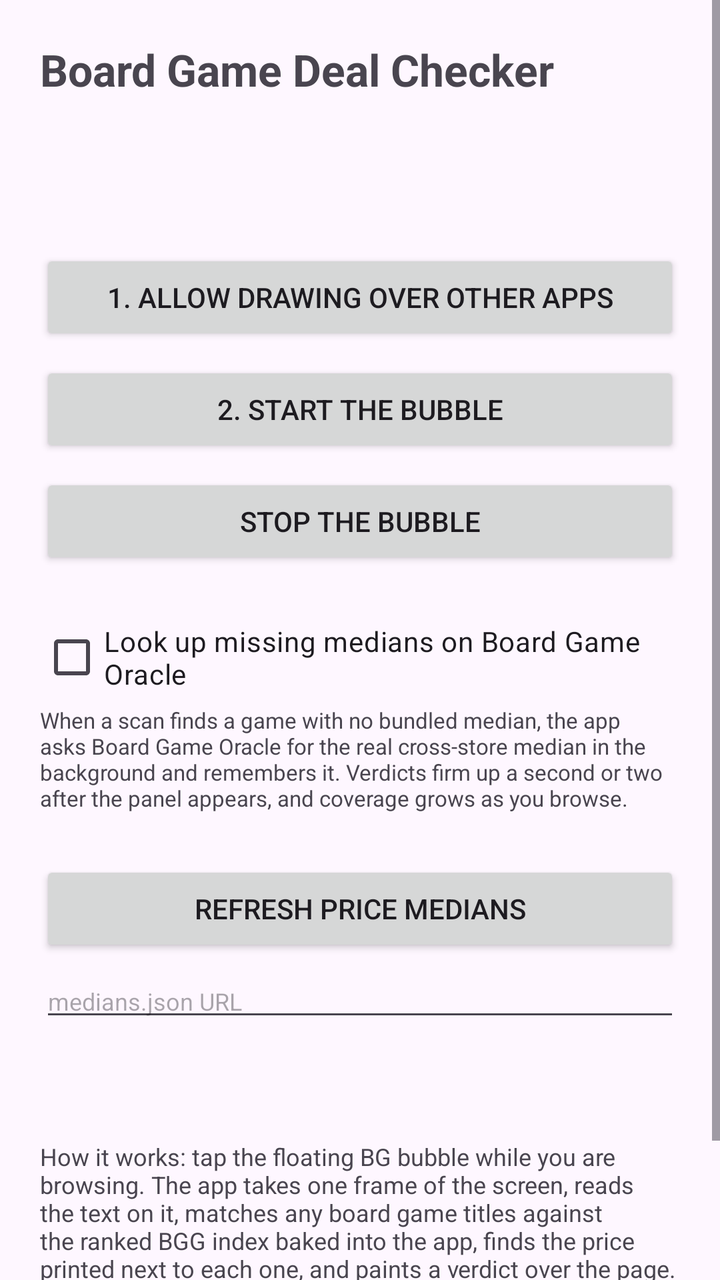
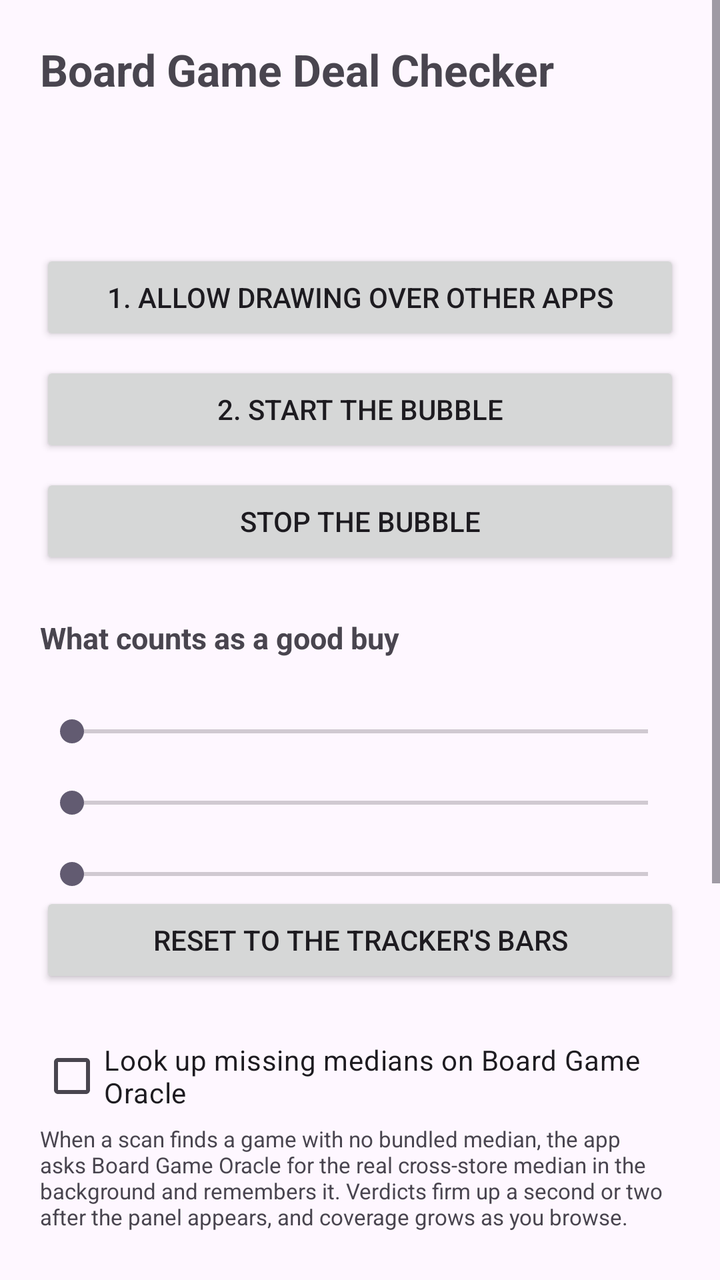

Screens rendered from an Android XML layout before and after an edit, with the pre-edit source and the edit as a unified diff.
<!-- AndroidManifest.xml: application theme Theme.DealChecker -->
<!-- res/layout/activity_main.xml -->
<?xml version="1.0" encoding="utf-8"?>
<ScrollView xmlns:android="http://schemas.android.com/apk/res/android"
    android:layout_width="match_parent"
    android:layout_height="match_parent"
    android:fillViewport="true">

    <LinearLayout
        android:layout_width="match_parent"
        android:layout_height="wrap_content"
        android:orientation="vertical"
        android:padding="20dp">

        <TextView
            android:layout_width="wrap_content"
            android:layout_height="wrap_content"
            android:text="Board Game Deal Checker"
            android:textSize="22sp"
            android:textStyle="bold" />

        <TextView
            android:id="@+id/crashBox"
            android:layout_width="match_parent"
            android:layout_height="wrap_content"
            android:layout_marginTop="10dp"
            android:padding="10dp"
            android:background="#33FF5252"
            android:textSize="10sp"
            android:typeface="monospace"
            android:textIsSelectable="true"
            android:visibility="gone" />

        <Button
            android:id="@+id/btnClearCrash"
            android:layout_width="match_parent"
            android:layout_height="wrap_content"
            android:text="Dismiss crash report"
            android:visibility="gone" />

        <TextView
            android:id="@+id/rules"
            android:layout_width="match_parent"
            android:layout_height="wrap_content"
            android:layout_marginTop="6dp"
            android:textSize="13sp" />

        <TextView
            android:id="@+id/dbInfo"
            android:layout_width="match_parent"
            android:layout_height="wrap_content"
            android:layout_marginTop="14dp"
            android:textSize="13sp" />

        <Button
            android:id="@+id/btnOverlay"
            android:layout_width="match_parent"
            android:layout_height="wrap_content"
            android:layout_marginTop="20dp"
            android:text="1. Allow drawing over other apps" />

        <Button
            android:id="@+id/btnStart"
            android:layout_width="match_parent"
            android:layout_height="wrap_content"
            android:layout_marginTop="8dp"
            android:text="2. Start the bubble" />

        <Button
            android:id="@+id/btnStop"
            android:layout_width="match_parent"
            android:layout_height="wrap_content"
            android:layout_marginTop="8dp"
            android:text="Stop the bubble" />

        <CheckBox
            android:id="@+id/liveLookup"
            android:layout_width="match_parent"
            android:layout_height="wrap_content"
            android:layout_marginTop="20dp"
            android:text="Look up missing medians on Board Game Oracle" />

        <TextView
            android:layout_width="match_parent"
            android:layout_height="wrap_content"
            android:textSize="11sp"
            android:text="When a scan finds a game with no bundled median, the app asks Board Game Oracle for the real cross-store median in the background and remembers it. Verdicts firm up a second or two after the panel appears, and coverage grows as you browse." />

        <Button
            android:id="@+id/btnRefresh"
            android:layout_width="match_parent"
            android:layout_height="wrap_content"
            android:layout_marginTop="24dp"
            android:text="Refresh price medians" />

        <EditText
            android:id="@+id/medianUrl"
            android:layout_width="match_parent"
            android:layout_height="wrap_content"
            android:layout_marginTop="4dp"
            android:hint="medians.json URL"
            android:inputType="textUri"
            android:textSize="12sp" />

        <TextView
            android:id="@+id/status"
            android:layout_width="match_parent"
            android:layout_height="wrap_content"
            android:layout_marginTop="14dp"
            android:textSize="12sp" />

        <TextView
            android:layout_width="match_parent"
            android:layout_height="wrap_content"
            android:layout_marginTop="24dp"
            android:textSize="12sp"
            android:text="How it works: tap the floating BG bubble while you are browsing. The app takes one frame of the screen, reads the text on it, matches any board game titles against the ranked BGG index baked into the app, finds the price printed next to each one, and paints a verdict over the page. Discounts are measured against the cross-store median where one is known, and against the list price showing on the page otherwise — that second basis is weaker, because store list prices are usually inflated MSRP." />

    </LinearLayout>
</ScrollView>
<!-- resources referenced by this layout -->
<resources>
  <style name="Theme.DealChecker" parent="Theme.Material3.DayNight.NoActionBar">
          <item name="colorPrimary">#2F5C28</item>
      </style>
</resources>

<!-- the commit's change to res/layout/activity_main.xml (unified diff, before → after) -->
@@ -71,6 +71,57 @@
             android:layout_marginTop="8dp"
             android:text="Stop the bubble" />
 
+        <TextView
+            android:layout_width="match_parent"
+            android:layout_height="wrap_content"
+            android:layout_marginTop="24dp"
+            android:text="What counts as a good buy"
+            android:textSize="15sp"
+            android:textStyle="bold" />
+
+        <TextView
+            android:id="@+id/lblRating"
+            android:layout_width="match_parent"
+            android:layout_height="wrap_content"
+            android:layout_marginTop="10dp"
+            android:textSize="13sp" />
+
+        <SeekBar
+            android:id="@+id/barRating"
+            android:layout_width="match_parent"
+            android:layout_height="wrap_content"
+            android:max="25" />
+
+        <TextView
+            android:id="@+id/lblRank"
+            android:layout_width="match_parent"
+            android:layout_height="wrap_content"
+            android:textSize="13sp" />
+
+        <SeekBar
+            android:id="@+id/barRank"
+            android:layout_width="match_parent"
+            android:layout_height="wrap_content"
+            android:max="39" />
+
+        <TextView
+            android:id="@+id/lblDiscount"
+            android:layout_width="match_parent"
+            android:layout_height="wrap_content"
+            android:textSize="13sp" />
+
+        <SeekBar
+            android:id="@+id/barDiscount"
+            android:layout_width="match_parent"
+            android:layout_height="wrap_content"
+            android:max="12" />
+
+        <Button
+            android:id="@+id/btnResetRules"
+            android:layout_width="match_parent"
+            android:layout_height="wrap_content"
+            android:text="Reset to the tracker's bars" />
+
         <CheckBox
             android:id="@+id/liveLookup"
             android:layout_width="match_parent"
